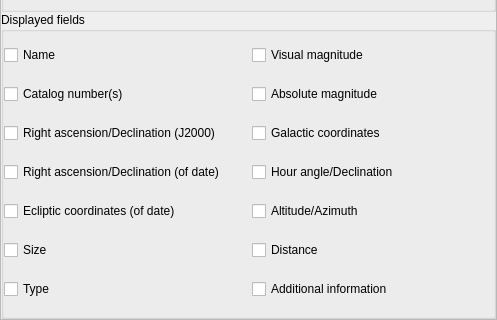
Old version of the form src/gui/configurationDialog.ui in the repository 519984307/stellarium_src; both pictures show x 0 to 497 and y 175 to 495 of the 497 by 495 pixel window.
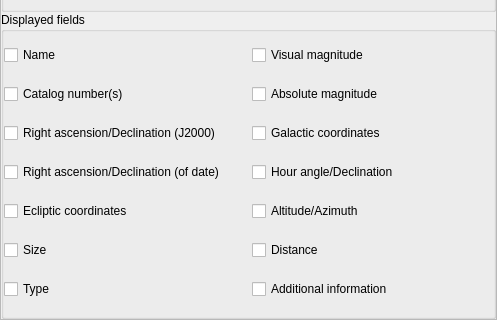
New version of the form. Icons and pictures are not drawn. Custom widgets are drawn as their Qt base class.

Commit message: added topocentric ecliptic coordinates for both equinox

```diff
--- a/src/gui/configurationDialog.ui
+++ b/src/gui/configurationDialog.ui
@@ -598,7 +598,7 @@
                 <string>Topocentric ecliptic coordinates, equinox of date (only for Earth)</string>
                </property>
                <property name="text">
-                <string>Ecliptic coordinates (of date)</string>
+                <string>Ecliptic coordinates</string>
                </property>
               </widget>
              </item>
```
Left out of the diff: 2 changed lines with no effect on the pictures. The commit also changes 1 other file.
